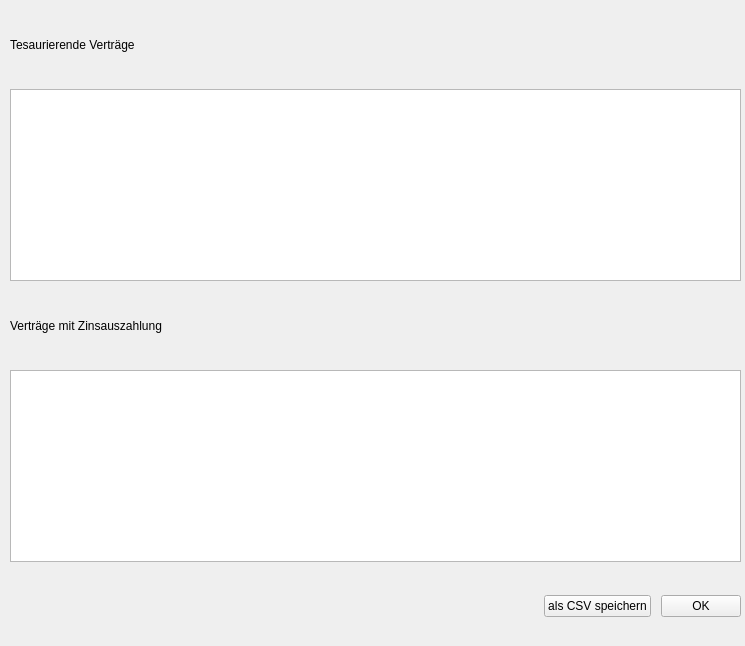
Qt form DKV2/frmjahresabschluss.ui (Schachigel/DKV2) before a commit.
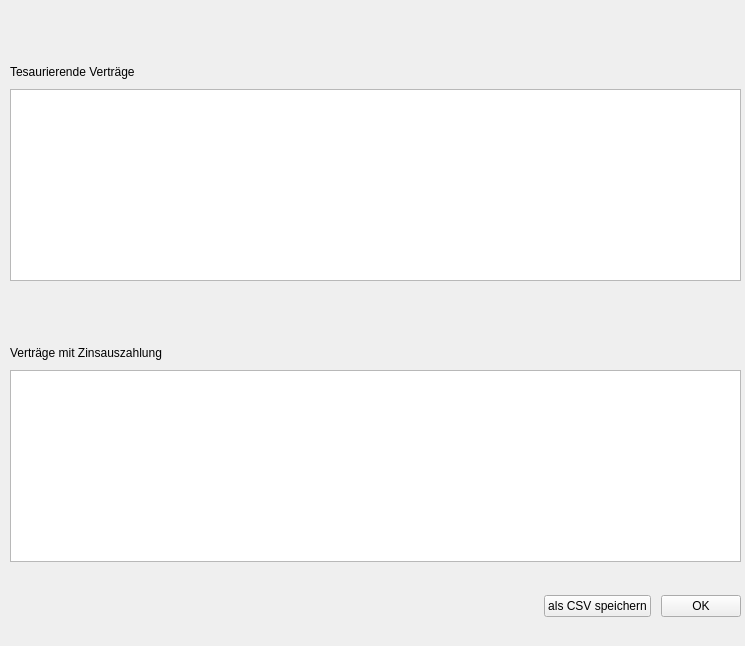
The same form after that commit.

```diff
--- a/DKV2/frmjahresabschluss.ui
+++ b/DKV2/frmjahresabschluss.ui
@@ -43,6 +43,12 @@
       <property name="text">
        <string>Tesaurierende Verträge</string>
       </property>
+      <property name="textFormat">
+       <enum>Qt::RichText</enum>
+      </property>
+      <property name="alignment">
+       <set>Qt::AlignBottom|Qt::AlignLeading|Qt::AlignLeft</set>
+      </property>
      </widget>
     </item>
     <item>
@@ -53,6 +59,12 @@
       <property name="text">
        <string>Verträge mit Zinsauszahlung</string>
       </property>
+      <property name="textFormat">
+       <enum>Qt::RichText</enum>
+      </property>
+      <property name="alignment">
+       <set>Qt::AlignBottom|Qt::AlignLeading|Qt::AlignLeft</set>
+      </property>
      </widget>
     </item>
     <item>
```
